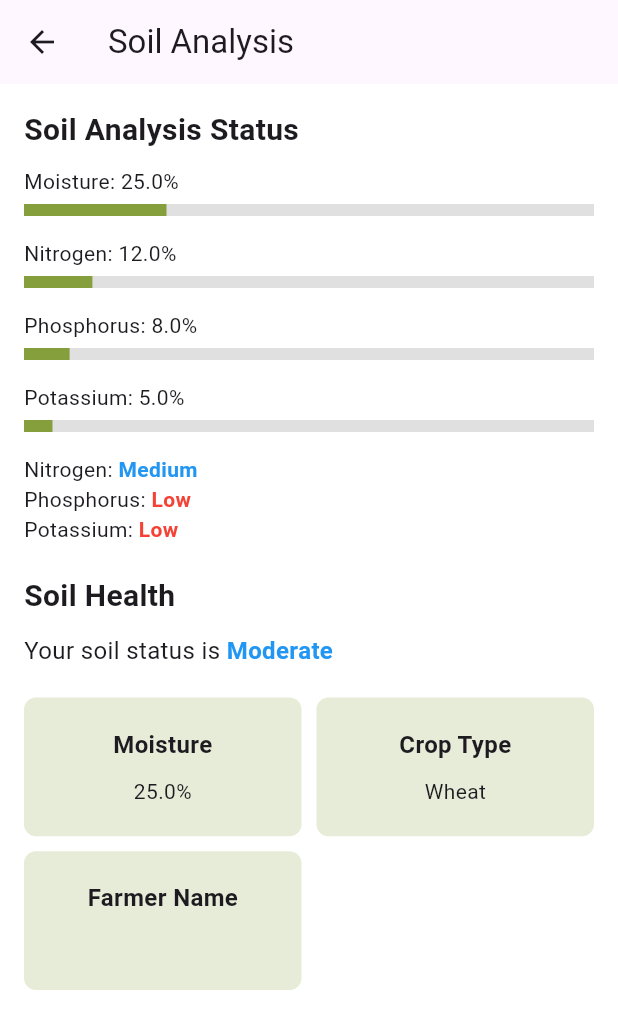
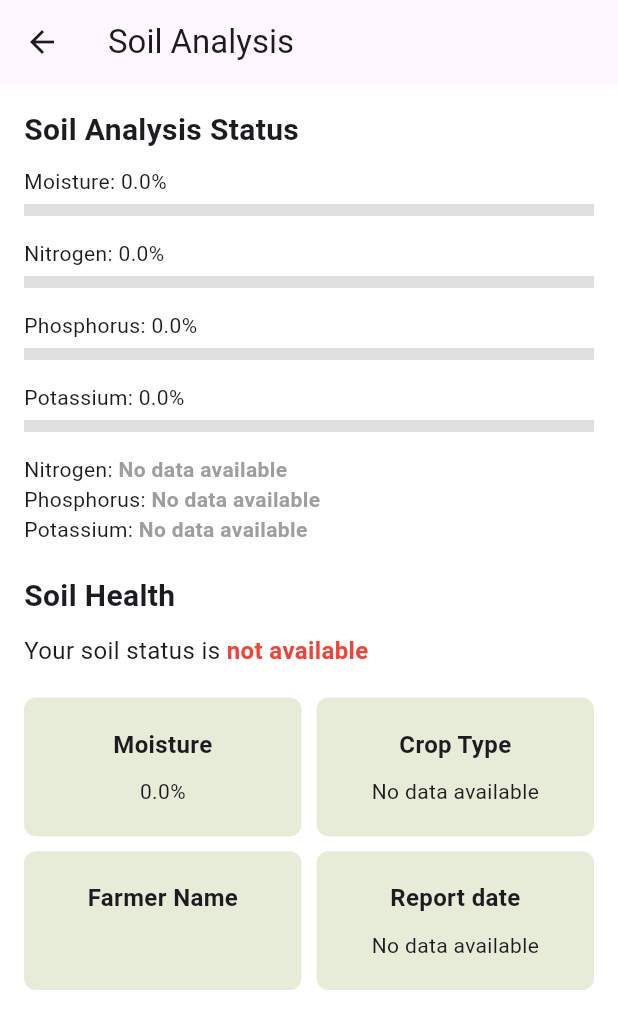
Before and after one commit to jaishree29/Sinchai-Sathi, a Flutter app: the SoilAnalysis screen opened directly, on a phone screen of 412 x 824 dp. Shown: the top 1029 px of the screen. Run offline on Flutter 3.47's test engine with Material 3 defaults, Android fonts, the light colour scheme and no system bars; our stand-ins replace animated_text_kit, convex_bottom_bar, fl_chart, google_fonts, shared_preferences; accounts and stored records are empty.

Commit message:
Soil analysis made functional

```diff
--- a/lib/services/api_service.dart
+++ b/lib/services/api_service.dart
@@ -154,13 +154,15 @@ class ApiService {
     final response = await http.post(
       Uri.parse('$baseUrl/$getSoil/$farmerId'),
       headers: {'Content-Type': 'application/json'},
-      body: jsonEncode(farmerId),
+      body: jsonEncode({'farmerId': farmerId}),
     );
 
     if (response.statusCode == 200) {
       return jsonDecode(response.body);
     } else {
-      print(response.body.toString());
+      print(
+          'Failed to load soil analysis data. Status Code: ${response.statusCode}');
+      print('Response Body: ${response.body}');
       throw Exception('Failed to load soil analysis data');
     }
   }
--- a/lib/views/analysis/soil_analysis.dart
+++ b/lib/views/analysis/soil_analysis.dart
@@ -1,4 +1,5 @@
 import 'package:flutter/material.dart';
+import 'package:intl/intl.dart';
 import 'package:sinchai_sathi/services/api_service.dart';
 import 'package:sinchai_sathi/utils/colors.dart';
 import 'package:sinchai_sathi/utils/local_storage.dart';
@@ -26,6 +27,7 @@ class _SoilAnalysisState extends State<SoilAnalysis> {
 
     try {
       final data = await apiService.getSoilAnalysis(int.parse('$farmerId'));
+      print("Successfully fetched analysis:");
       setState(() {
         soilData = data;
         isLoading = false;
@@ -39,28 +41,34 @@ class _SoilAnalysisState extends State<SoilAnalysis> {
           "id": farmerId,
           "farmerName": farmerName,
           "location": "No data available",
-          "cropType": "Wheat",
+          "cropType": "No data available",
           "npk": {
-            "nitrogen": 12.0,
-            "phosphorus": 8.0,
-            "potassium": 5.0,
+            "nitrogen": 0.0,
+            "phosphorus": 0.0,
+            "potassium": 0.0,
           },
-          "moisture": 25.0,
-          "lowNutrient": "phosphorus",
-          "reportDate": "2024-01-01T00:00:00.000Z",
+          "moisture": 0.0,
+          "lowNutrient": "",
+          "reportDate": "",
         };
         isLoading = false;
       });
     }
   }
 
-  String getSoilHealth() {
-    if (soilData['lowNutrient'] == null) return "Good";
+  String formatDate(String date) {
+    return DateFormat('dd MMMM yyyy').format(DateTime.parse(date));
+  }
+
+  Map<String, dynamic> getSoilHealth() {
+    if (soilData['lowNutrient'] == null || soilData['lowNutrient'] == "") {
+      return {"status": "not available", "color": Colors.red};
+    }
     return soilData['lowNutrient'] == "nitrogen" ||
             soilData['lowNutrient'] == "phosphorus" ||
             soilData['lowNutrient'] == "potassium"
-        ? "Moderate"
-        : "Bad";
+        ? {"status": "Moderate", "color": Colors.orange}
+        : {"status": "Bad", "color": Colors.red};
   }
 
   @override
@@ -97,16 +105,16 @@ class _SoilAnalysisState extends State<SoilAnalysis> {
                     children: [
                       const Text(
                         "Your soil status is ",
-                        style: const TextStyle(
+                        style: TextStyle(
                           fontSize: 16,
                         ),
                       ),
                       Text(
-                        getSoilHealth(),
-                        style: const TextStyle(
+                        getSoilHealth()['status'],
+                        style: TextStyle(
                           fontSize: 16,
                           fontWeight: FontWeight.bold,
-                          color: Colors.blue
+                          color: getSoilHealth()['color'],
                         ),
                       ),
                     ],
@@ -122,6 +130,14 @@ class _SoilAnalysisState extends State<SoilAnalysis> {
                         _buildGridItem("Moisture", "${soilData['moisture']}%"),
                         _buildGridItem("Crop Type", soilData['cropType']),
                         _buildGridItem("Farmer Name", soilData['farmerName']),
+                        _buildGridItem(
+                          "Report date",
+                          soilData['reportDate'] == ''
+                              ? 'No data available'
+                              : formatDate(
+                                  soilData['reportDate'],
+                                ),
+                        ),
                       ],
                     ),
                   ),
@@ -132,13 +148,14 @@ class _SoilAnalysisState extends State<SoilAnalysis> {
   }
 
   Widget _buildProgressBar(String label, dynamic value) {
+    double? doubleValue = value is int ? value.toDouble() : value as double?;
     return Column(
       crossAxisAlignment: CrossAxisAlignment.start,
       children: [
-        Text("$label: ${value.toString()}%"),
+        Text("$label: ${doubleValue?.toStringAsFixed(1) ?? 'N/A'}%"),
         const SizedBox(height: 5),
         LinearProgressIndicator(
-          value: (value as double) / 100,
+          value: doubleValue != null ? (doubleValue / 100) : 0.0,
           minHeight: 8,
           backgroundColor: Colors.grey.shade300,
           color: SColors.primary,
@@ -156,9 +173,9 @@ class _SoilAnalysisState extends State<SoilAnalysis> {
           children: [
             const Text("Nitrogen: "),
             Text(
-              _getNutrientStatus(npk['nitrogen']),
-              style: const TextStyle(
-                color: Colors.blue,
+              _getNutrientStatus(npk['nitrogen'])['status'],
+              style: TextStyle(
+                color: _getNutrientStatus(npk['nitrogen'])['color'],
                 fontWeight: FontWeight.bold,
               ),
             ),
@@ -168,9 +185,9 @@ class _SoilAnalysisState extends State<SoilAnalysis> {
           children: [
             const Text("Phosphorus: "),
             Text(
-              _getNutrientStatus(npk['phosphorus']),
-              style: const TextStyle(
-                color: Colors.red,
+              _getNutrientStatus(npk['phosphorus'])['status'],
+              style: TextStyle(
+                color: _getNutrientStatus(npk['phosphorus'])['color'],
                 fontWeight: FontWeight.bold,
               ),
             ),
@@ -180,9 +197,9 @@ class _SoilAnalysisState extends State<SoilAnalysis> {
           children: [
             const Text("Potassium: "),
             Text(
-              _getNutrientStatus(npk['potassium']),
-              style: const TextStyle(
-                color: Colors.red,
+              _getNutrientStatus(npk['potassium'])['status'],
+              style: TextStyle(
+                color: _getNutrientStatus(npk['potassium'])['color'],
                 fontWeight: FontWeight.bold,
               ),
             ),
@@ -192,11 +209,18 @@ class _SoilAnalysisState extends State<SoilAnalysis> {
     );
   }
 
-  String _getNutrientStatus(dynamic value) {
-    if (value == null || value == 0.0) return "No data available";
-    if (value >= 15) return "High";
-    if (value >= 10) return "Medium";
-    return "Low";
+  Map<String, dynamic> _getNutrientStatus(dynamic value) {
+    double? doubleValue = value is int ? value.toDouble() : value as double?;
+    if (doubleValue == null || doubleValue == 0.0) {
+      return {"status": "No data available", "color": Colors.grey};
+    }
+    if (doubleValue >= 15) {
+      return {"status": "High", "color": Colors.green};
+    }
+    if (doubleValue >= 10) {
+      return {"status": "Medium", "color": Colors.orange};
+    }
+    return {"status": "Low", "color": Colors.red};
   }
 
   Widget _buildGridItem(String label, String value) {
@@ -224,139 +248,3 @@ class _SoilAnalysisState extends State<SoilAnalysis> {
     );
   }
 }
-
-
-// import 'package:flutter/material.dart';
-// import 'package:sinchai_sathi/services/api_service.dart';
-// import 'package:sinchai_sathi/utils/local_storage.dart';
-// import 'package:sinchai_sathi/views/analysis/npk_status.dart';
-// import 'package:sinchai_sathi/views/analysis/progress_bar.dart';
-// import 'package:sinchai_sathi/widgets/grid_item.dart';
-
-// class SoilAnalysis extends StatefulWidget {
-//   const SoilAnalysis({super.key});
-
-//   @override
-//   State<SoilAnalysis> createState() => _SoilAnalysisState();
-// }
-
-// class _SoilAnalysisState extends State<SoilAnalysis> {
-//   bool isLoading = true;
-//   Map<String, dynamic> soilData = {};
-
-//   @override
-//   void initState() {
-//     super.initState();
-//     fetchSoilData();
-//   }
-
-//   Future<void> fetchSoilData() async {
-//     final apiService = ApiService();
-//     var farmerId = await SLocalStorage().getUserId();
-
-//     try {
-//       final data = await apiService.getSoilAnalysis(int.parse('$farmerId'));
-//       setState(() {
-//         soilData = data;
-//         isLoading = false;
-//       });
-//     } catch (e) {
-//       print("Error fetching soil analysis: $e");
-//       setState(() {
-//         isLoading = false;
-//       });
-//     }
-//   }
-
-//   String getSoilHealth() {
-//     if (soilData['lowNutrient'] == null) return "Good";
-//     return soilData['lowNutrient'] == "nitrogen" ||
-//             soilData['lowNutrient'] == "phosphorus" ||
-//             soilData['lowNutrient'] == "potassium"
-//         ? "Moderate"
-//         : "Bad";
-//   }
-
-//   @override
-//   Widget build(BuildContext context) {
-//     return Scaffold(
-//       appBar: AppBar(
-//         title: const Text("Soil Analysis"),
-//       ),
-//       body: Padding(
-//         padding: const EdgeInsets.all(16.0),
-//         child: isLoading
-//             ? const Center(child: CircularProgressIndicator())
-//             : Column(
-//                 crossAxisAlignment: CrossAxisAlignment.start,
-//                 children: [
-//                   const Text(
-//                     "Soil Analysis Status",
-//                     style: TextStyle(fontSize: 20, fontWeight: FontWeight.bold),
-//                   ),
-//                   const SizedBox(height: 10),
-//                   ProgressBar(
-//                       label: "Moisture", value: soilData['moisture'] ?? 25.0),
-//                   ProgressBar(
-//                       label: "Nitrogen",
-//                       value: soilData['npk']?['nitrogen'] ?? 8.0),
-//                   ProgressBar(
-//                       label: "Phosphorus",
-//                       value: soilData['npk']?['phosphorus'] ?? 10.0),
-//                   ProgressBar(
-//                       label: "Potassium",
-//                       value: soilData['npk']?['potassium'] ?? 13.0),
-//                   NPKStatus(npk: soilData['npk'] ?? {}),
-//                   const SizedBox(height: 20),
-//                   const Text(
-//                     "Soil Health",
-//                     style: TextStyle(fontSize: 20, fontWeight: FontWeight.bold),
-//                   ),
-//                   const SizedBox(height: 10),
-//                   Row(
-//                     children: [
-//                       const Text(
-//                         "Your soil status is ",
-//                         style: TextStyle(
-//                           fontSize: 16,
-//                         ),
-//                       ),
-//                       Text(
-//                         getSoilHealth(),
-//                         style: const TextStyle(
-//                           fontSize: 16,
-//                           fontWeight: FontWeight.bold,
-//                           color: Colors.blue,
-//                         ),
-//                       ),
-//                     ],
-//                   ),
-//                   const SizedBox(height: 20),
-//                   Expanded(
-//                     child: GridView.count(
-//                       crossAxisCount: 2,
-//                       crossAxisSpacing: 10,
-//                       mainAxisSpacing: 10,
-//                       childAspectRatio: 1.5,
-//                       children: [
-//                         GridItem(
-//                             label: "Moisture",
-//                             value: "${soilData['moisture'] ?? '25'}%"),
-//                         GridItem(
-//                             label: "Crop Type",
-//                             value: soilData['cropType'] ?? 'Wheat'),
-//                         GridItem(
-//                             label: "Farmer Name",
-//                             value: soilData['farmerName'] ?? 'N/A'),
-//                         GridItem(
-//                             label: "Location",
-//                             value: soilData['location'] ?? 'N/A'),
-//                       ],
-//                     ),
-//                   ),
-//                 ],
-//               ),
-//       ),
-//     );
-//   }
-// }
```
